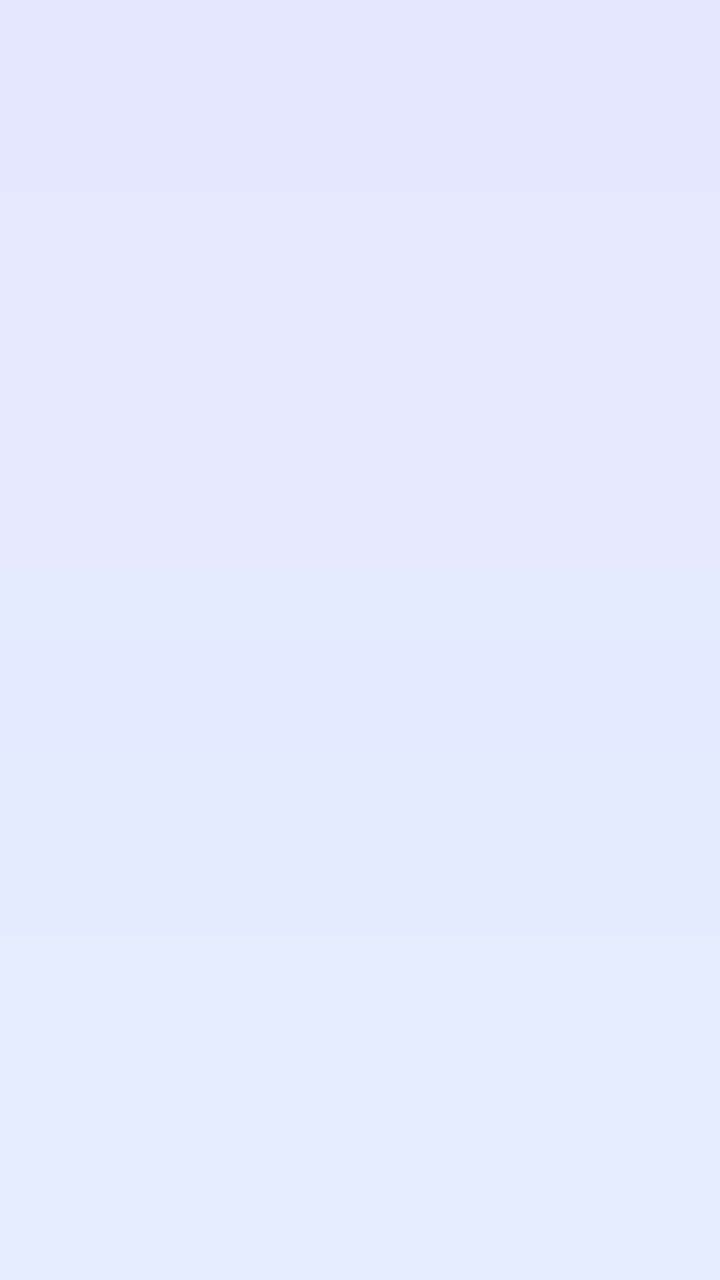
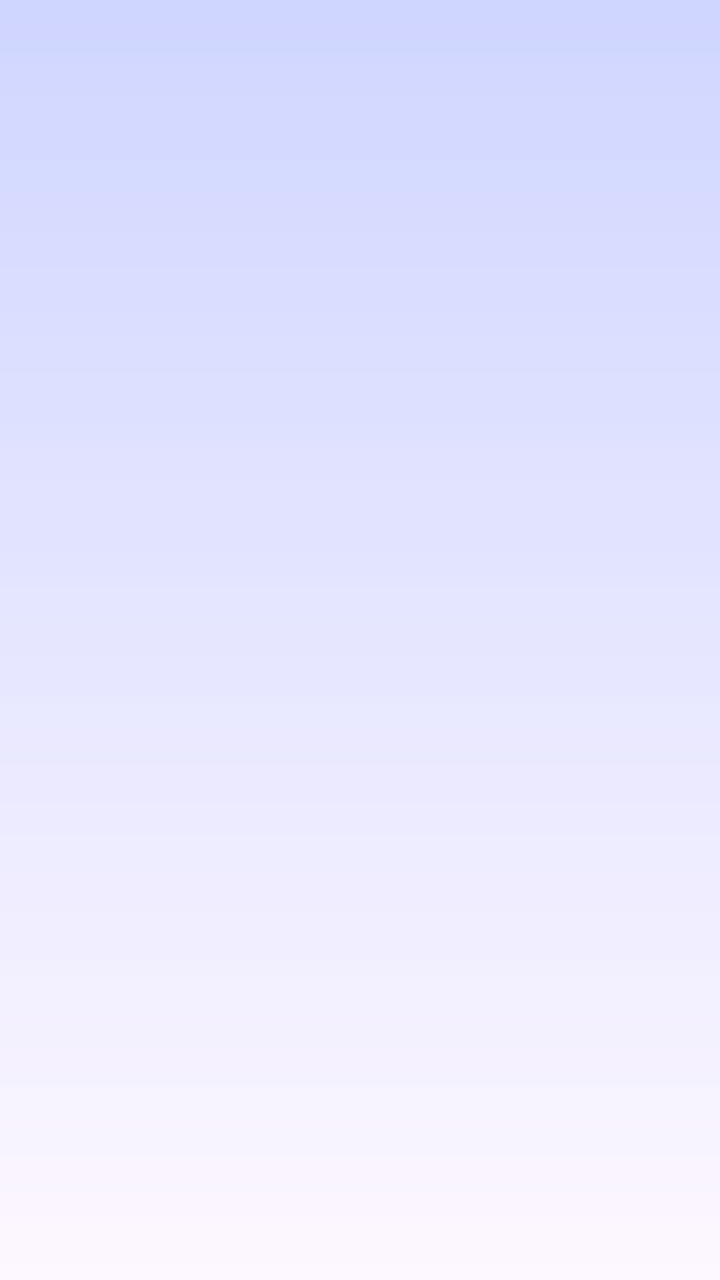

Before-and-after screenshots of an Android layout around one commit, followed by the original layout XML and the change that was made.
<!-- AndroidManifest.xml: application theme Theme.HAAi -->
<!-- res/layout/activity_login.xml -->
<?xml version="1.0" encoding="utf-8"?>
<androidx.constraintlayout.widget.ConstraintLayout
    xmlns:android="http://schemas.android.com/apk/res/android"
    xmlns:app="http://schemas.android.com/apk/res-auto"
    xmlns:tools="http://schemas.android.com/tools"
    android:id="@+id/main"
    android:layout_width="match_parent"
    android:layout_height="match_parent"
    android:background="@drawable/boarding_bg_grad"
    tools:context=".LoginActivity">

    
    <LinearLayout
        android:id="@+id/headerLL"
        android:layout_width="wrap_content"
        android:layout_height="wrap_content"
        android:orientation="vertical"
        android:gravity="center"
        android:alpha="0"
        app:layout_constraintTop_toTopOf="parent"
        app:layout_constraintStart_toStartOf="parent"
        app:layout_constraintEnd_toEndOf="parent"
        app:layout_constraintBottom_toTopOf="@id/cardContainer"
        app:layout_constraintVertical_chainStyle="packed"
        android:layout_marginBottom="24dp">

        <ImageView
            android:layout_width="76dp"
            android:layout_height="76dp"
            android:padding="16dp"
            android:src="@drawable/ic_main"
            android:background="@drawable/loader_img" />

        <TextView
            android:layout_width="wrap_content"
            android:layout_height="wrap_content"
            android:layout_marginTop="12dp"
            android:text="HAAi"
            android:fontFamily="@font/nunito_normal"
            android:textFontWeight="700"
            android:textColor="@color/primary_blue_dark"
            android:textSize="22sp"
            android:textStyle="bold" />

        <TextView
            android:layout_width="wrap_content"
            android:layout_height="wrap_content"
            android:layout_marginTop="4dp"
            android:text="Health Assistant Artificial Intelligence"
            android:textColor="@color/text_secondary"
            android:textSize="13sp" />

    </LinearLayout>

    
    <androidx.constraintlayout.widget.ConstraintLayout
        android:id="@+id/cardContainer"
        android:layout_width="0dp"
        android:layout_height="wrap_content"
        android:layout_marginHorizontal="20dp"
        android:background="@drawable/curved_bg_container"
        android:elevation="4dp"
        android:padding="24dp"
        android:alpha="0"
        android:translationY="40dp"
        app:layout_constraintTop_toBottomOf="@id/headerLL"
        app:layout_constraintBottom_toBottomOf="parent"
        app:layout_constraintStart_toStartOf="parent"
        app:layout_constraintEnd_toEndOf="parent"
        app:layout_constraintVertical_bias="0.55">

        
        <FrameLayout
            android:id="@+id/googleBtnWrap"
            android:layout_width="match_parent"
            android:layout_height="wrap_content"
            app:layout_constraintTop_toTopOf="parent"
            app:layout_constraintStart_toStartOf="parent"
            app:layout_constraintEnd_toEndOf="parent">

            <LinearLayout
                android:id="@+id/googleBtnContent"
                android:layout_width="match_parent"
                android:layout_height="wrap_content"
                android:layout_gravity="center"
                android:orientation="horizontal"
                android:gravity="center"
                android:paddingVertical="14dp"
                android:paddingHorizontal="16dp"
                android:background="@drawable/curved_blue_outliner">

                
                <TextView
                    android:layout_width="22dp"
                    android:layout_height="22dp"
                    android:layout_marginEnd="10dp"
                    android:background="@drawable/loader_img"
                    android:gravity="center"
                    android:text="G"
                    android:textColor="@color/text_white"
                    android:textSize="13sp"
                    android:textStyle="bold" />

                <TextView
                    android:id="@+id/loginWgooleBtn"
                    android:layout_width="wrap_content"
                    android:layout_height="wrap_content"
                    android:text="Continue with Google"
                    android:textColor="@color/primary_blue_dark"
                    android:textStyle="bold"
                    android:textSize="15sp" />

            </LinearLayout>

            <ProgressBar
                android:id="@+id/googleLoadingPb"
                android:layout_width="24dp"
                android:layout_height="24dp"
                android:layout_gravity="center"
                android:indeterminateTint="@color/primary_blue_dark"
                android:visibility="gone" />

        </FrameLayout>

        
        <LinearLayout
            android:id="@+id/loginDetailLL"
            android:layout_width="0dp"
            android:layout_height="wrap_content"
            android:orientation="vertical"
            android:visibility="gone"
            android:alpha="0"
            app:layout_constraintTop_toTopOf="parent"
            app:layout_constraintStart_toStartOf="parent"
            app:layout_constraintEnd_toEndOf="parent">

            <TextView
                android:id="@+id/emailTv"
                android:layout_width="wrap_content"
                android:layout_height="wrap_content"
                android:layout_gravity="center"
                android:layout_marginBottom="16dp"
                android:paddingHorizontal="14dp"
                android:paddingVertical="8dp"
                android:text="emailuser@gmail.com"
                android:textColor="@color/text_white"
                android:textSize="13sp"
                android:background="@drawable/blue_bubble" />

            <TextView
                android:layout_width="wrap_content"
                android:layout_height="wrap_content"
                android:layout_marginBottom="6dp"
                android:text="Your name"
                android:textColor="@color/text_secondary"
                android:textSize="12sp" />

            <EditText
                android:id="@+id/nameEt"
                android:layout_width="match_parent"
                android:layout_height="wrap_content"
                android:layout_marginBottom="16dp"
                android:padding="14dp"
                android:hint="Enter your name"
                android:textSize="15sp"
                android:background="@drawable/curver_outliner"
                android:inputType="textPersonName" />

            <TextView
                android:layout_width="wrap_content"
                android:layout_height="wrap_content"
                android:layout_marginBottom="6dp"
                android:text="Date of birth &amp; gender"
                android:textColor="@color/text_secondary"
                android:textSize="12sp" />

            <LinearLayout
                android:layout_width="match_parent"
                android:layout_height="wrap_content"
                android:orientation="horizontal"
                android:gravity="center_vertical">

                <TextView
                    android:id="@+id/dobInput"
                    android:layout_width="0dp"
                    android:layout_weight="1"
                    android:layout_height="52dp"
                    android:layout_marginEnd="8dp"
                    android:gravity="center_vertical"
                    android:paddingHorizontal="14dp"
                    android:textSize="15sp"
                    android:hint="DOB"
                    android:background="@drawable/curver_outliner" />

                <TextView
                    android:id="@+id/maleBtn"
                    android:layout_width="wrap_content"
                    android:layout_height="52dp"
                    android:layout_marginEnd="6dp"
                    android:gravity="center"
                    android:paddingHorizontal="16dp"
                    android:text="Male"
                    android:textSize="14sp"
                    android:textColor="@color/text_secondary"
                    android:background="@drawable/curver_outliner" />

                <TextView
                    android:id="@+id/femaleBtn"
                    android:layout_width="wrap_content"
                    android:layout_height="52dp"
                    android:gravity="center"
                    android:paddingHorizontal="16dp"
                    android:text="Female"
                    android:textSize="14sp"
                    android:textColor="@color/text_secondary"
                    android:background="@drawable/curver_outliner" />

            </LinearLayout>

            
            <FrameLayout
                android:layout_width="match_parent"
                android:layout_height="wrap_content"
                android:layout_marginTop="24dp">

                <Button
                    android:id="@+id/nextpage"
                    android:layout_width="match_parent"
                    android:layout_height="52dp"
                    android:layout_gravity="center"
                    android:text="LOGIN"
                    android:textColor="@color/text_white"
                    android:textStyle="bold"
                    android:backgroundTint="@color/primary_blue_dark" />

                <ProgressBar
                    android:id="@+id/loginLoadingPb"
                    android:layout_width="26dp"
                    android:layout_height="26dp"
                    android:layout_gravity="center"
                    android:indeterminateTint="@color/text_white"
                    android:visibility="gone" />

            </FrameLayout>

        </LinearLayout>

    </androidx.constraintlayout.widget.ConstraintLayout>

</androidx.constraintlayout.widget.ConstraintLayout>
<!-- resources referenced by this layout -->
<resources>
  <color name="primary_blue_dark">#1C5ED6</color>
  <color name="text_secondary">#5D636F</color>
  <color name="text_white">#FFFFFF</color>
  <!-- drawable blue_bubble (drawable) -->
  <?xml version="1.0" encoding="utf-8"?>
  <shape xmlns:android="http://schemas.android.com/apk/res/android">
      <gradient android:startColor="@color/gradient_start" android:centerColor="@color/primary_blue" android:endColor="@color/primary_blue_dark" android:angle="90"/>
      <corners android:radius="16dp"/>
  </shape>
  <!-- drawable boarding_bg_grad (drawable) -->
  <?xml version="1.0" encoding="utf-8"?>
  <shape xmlns:android="http://schemas.android.com/apk/res/android">
  
      <gradient android:startColor="#307FC1FF" android:endColor="#2F7BA0FF" android:angle="90"/>
  </shape>
  <!-- drawable curved_bg_container (drawable) -->
  <?xml version="1.0" encoding="utf-8"?>
  <shape xmlns:android="http://schemas.android.com/apk/res/android">
      <stroke android:color="@color/text_secondary" android:width="2dp"/>
      <corners android:radius="12dp"/>
      <solid android:color="#B1FFFFFF"/>
  </shape>
  <!-- drawable curved_blue_outliner (drawable) -->
  <?xml version="1.0" encoding="utf-8"?>
  <shape xmlns:android="http://schemas.android.com/apk/res/android">
      <stroke android:color="@color/primary_blue_dark" android:width="2dp"/>
      <corners android:radius="16dp"/>
  </shape>
  <!-- drawable curver_outliner (drawable) -->
  <?xml version="1.0" encoding="utf-8"?>
  <shape xmlns:android="http://schemas.android.com/apk/res/android">
      <stroke android:color="@color/text_secondary" android:width="2dp"/>
      <corners android:radius="16dp"/>
  </shape>
  <!-- drawable ic_main (drawable) -->
  <vector xmlns:android="http://schemas.android.com/apk/res/android"
      android:width="24dp"
      android:height="24dp"
      android:viewportWidth="960"
      android:viewportHeight="960">
    <path
        android:pathData="M718,647 L604,534l57,-56 57,56 141,-141 57,56 -198,198ZM440,459ZM440,840L313,726q-72,-65 -123.5,-116t-85,-96q-33.5,-45 -49,-87T40,339q0,-94 63,-156.5T260,120q52,0 99,22t81,62q34,-40 81,-62t99,-22q81,0 136,45.5T831,280h-85q-18,-40 -53,-60t-73,-20q-51,0 -88,27.5T463,300h-46q-31,-45 -70.5,-72.5T260,200q-57,0 -98.5,39.5T120,339q0,33 14,67t50,78.5q36,44.5 98,104T440,732q26,-23 61,-53t56,-50l9,9 19.5,19.5L605,677l9,9q-22,20 -56,49.5T498,788l-58,52Z"
        android:fillColor="#e3e3e3"/>
  </vector>
  <!-- drawable loader_img: png bitmap (drawable, 61760 bytes) -->
  <style name="Theme.HAAi" parent="Base.Theme.HAAi" />
  <color name="gradient_start">#2F80ED</color>
  <color name="primary_blue">#2F80ED</color>
  <style name="Base.Theme.HAAi" parent="Theme.Material3.DayNight.NoActionBar">
          
          
      </style>
</resources>

<!-- the commit's change to res/layout/activity_login.xml (unified diff, before → after) -->
@@ -9,7 +9,6 @@
     android:background="@drawable/boarding_bg_grad"
     tools:context=".LoginActivity">
 
-    
     <LinearLayout
         android:id="@+id/headerLL"
         android:layout_width="wrap_content"
@@ -52,7 +51,6 @@
 
     </LinearLayout>
 
-    
     <androidx.constraintlayout.widget.ConstraintLayout
         android:id="@+id/cardContainer"
         android:layout_width="0dp"
@@ -89,7 +87,6 @@
                 android:paddingHorizontal="16dp"
                 android:background="@drawable/curved_blue_outliner">
 
-                
                 <TextView
                     android:layout_width="22dp"
                     android:layout_height="22dp"
@@ -106,7 +103,7 @@
                     android:layout_width="wrap_content"
                     android:layout_height="wrap_content"
                     android:text="Continue with Google"
-                    android:textColor="@color/primary_blue_dark"
+                    android:textColor="@color/primary_blue_light"
                     android:textStyle="bold"
                     android:textSize="15sp" />
 
@@ -122,7 +119,6 @@
 
         </FrameLayout>
 
-        
         <LinearLayout
             android:id="@+id/loginDetailLL"
             android:layout_width="0dp"
@@ -217,7 +213,6 @@
 
             </LinearLayout>
 
-            
             <FrameLayout
                 android:layout_width="match_parent"
                 android:layout_height="wrap_content"
<!-- resource entries referenced after the edit -->
@@ -1,6 +1,7 @@
 <!-- resources referenced by this layout -->
 <resources>
   <color name="primary_blue_dark">#1C5ED6</color>
+  <color name="primary_blue_light">#5AA5FF</color>
   <color name="text_secondary">#5D636F</color>
   <color name="text_white">#FFFFFF</color>
   <!-- drawable blue_bubble (drawable) -->
@@ -13,7 +14,7 @@
   <?xml version="1.0" encoding="utf-8"?>
   <shape xmlns:android="http://schemas.android.com/apk/res/android">
   
-      <gradient android:startColor="#307FC1FF" android:endColor="#2F7BA0FF" android:angle="90"/>
+      <gradient android:startColor="#25F8FAFF" android:endColor="#2F0045FF" android:angle="90"/>
   </shape>
   <!-- drawable curved_bg_container (drawable) -->
   <?xml version="1.0" encoding="utf-8"?>
